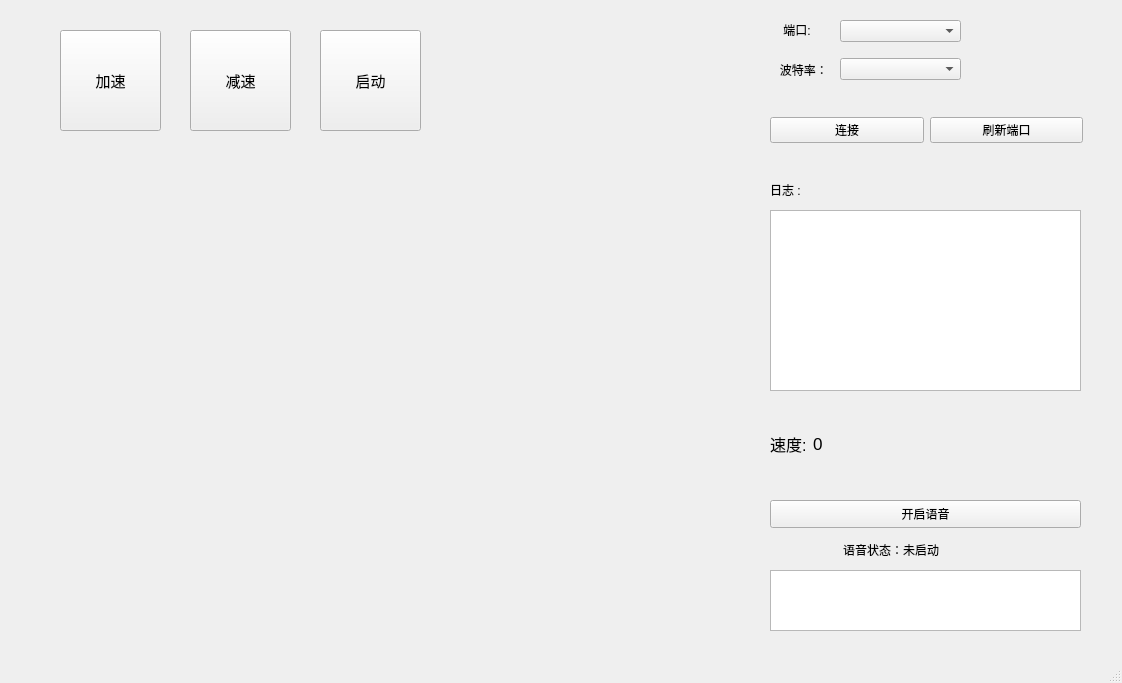
The window that mawinHcom/src/mainwindow.ui (awwa-y/Voicejoystick) describes before a commit, drawn with Qt 5.
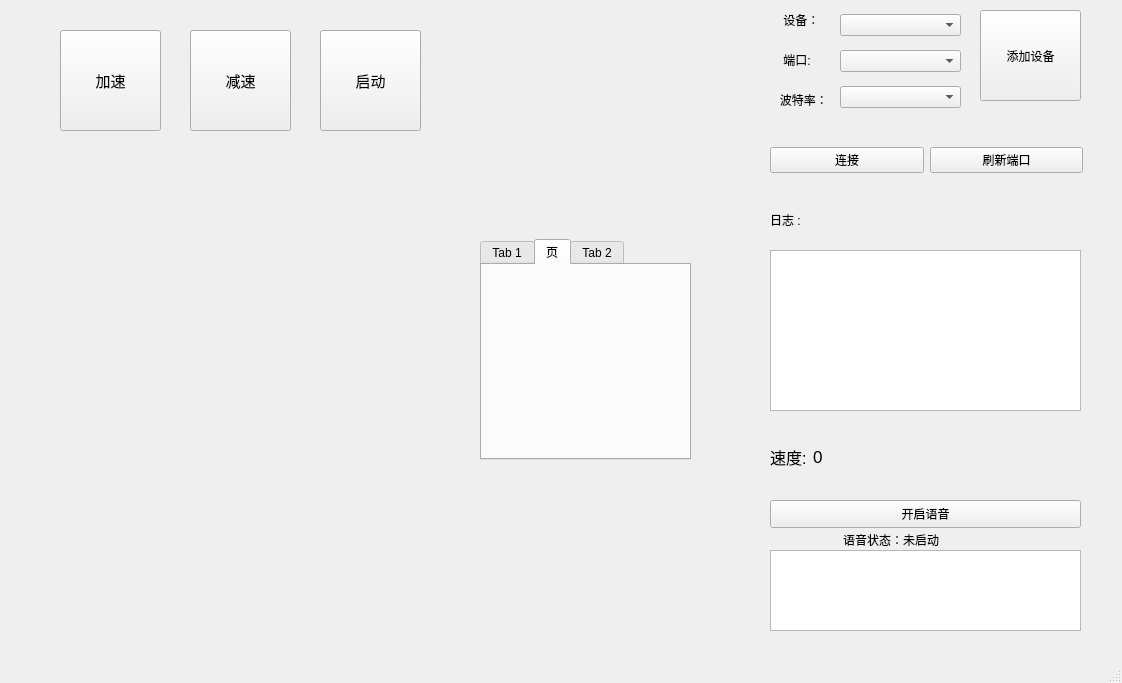
The same window after the commit. Custom widgets are drawn as their Qt base class.

Commit message: 完善设备添加等函数逻辑

Patch:
```diff
--- a/mawinHcom/src/mainwindow.ui
+++ b/mawinHcom/src/mainwindow.ui
@@ -18,7 +18,7 @@
     <property name="geometry">
      <rect>
       <x>770</x>
-      <y>100</y>
+      <y>130</y>
       <width>313</width>
       <height>61</height>
      </rect>
@@ -44,12 +44,15 @@
     <property name="geometry">
      <rect>
       <x>840</x>
-      <y>10</y>
+      <y>6</y>
       <width>121</width>
-      <height>80</height>
+      <height>111</height>
      </rect>
     </property>
     <layout class="QVBoxLayout" name="verticalLayout">
+     <item>
+      <widget class="QComboBox" name="devicecombox"/>
+     </item>
      <item>
       <widget class="QComboBox" name="comCombox"/>
      </item>
@@ -62,7 +65,7 @@
     <property name="geometry">
      <rect>
       <x>770</x>
-      <y>20</y>
+      <y>50</y>
       <width>69</width>
       <height>19</height>
      </rect>
@@ -75,7 +78,7 @@
     <property name="geometry">
      <rect>
       <x>770</x>
-      <y>60</y>
+      <y>90</y>
       <width>69</width>
       <height>19</height>
      </rect>
@@ -88,9 +91,9 @@
     <property name="geometry">
      <rect>
       <x>770</x>
-      <y>210</y>
+      <y>250</y>
       <width>311</width>
-      <height>181</height>
+      <height>161</height>
      </rect>
     </property>
    </widget>
@@ -98,7 +101,7 @@
     <property name="geometry">
      <rect>
       <x>770</x>
-      <y>180</y>
+      <y>210</y>
       <width>69</width>
       <height>19</height>
      </rect>
@@ -164,7 +167,7 @@
    <widget class="JoystickManager" name="widget" native="true">
     <property name="geometry">
      <rect>
-      <x>60</x>
+      <x>70</x>
       <y>230</y>
       <width>331</width>
       <height>331</height>
@@ -175,9 +178,9 @@
     <property name="geometry">
      <rect>
       <x>770</x>
-      <y>400</y>
+      <y>426</y>
       <width>191</width>
-      <height>87</height>
+      <height>61</height>
      </rect>
     </property>
     <layout class="QHBoxLayout" name="horizontalLayout_2">
@@ -249,7 +252,7 @@
     <property name="geometry">
      <rect>
       <x>770</x>
-      <y>540</y>
+      <y>530</y>
       <width>311</width>
       <height>19</height>
      </rect>
@@ -262,15 +265,69 @@
     <property name="geometry">
      <rect>
       <x>770</x>
-      <y>570</y>
+      <y>550</y>
       <width>311</width>
-      <height>61</height>
+      <height>81</height>
      </rect>
     </property>
     <property name="readOnly">
      <bool>true</bool>
     </property>
    </widget>
+   <widget class="QPushButton" name="adddevice">
+    <property name="geometry">
+     <rect>
+      <x>980</x>
+      <y>10</y>
+      <width>101</width>
+      <height>91</height>
+     </rect>
+    </property>
+    <property name="text">
+     <string>添加设备</string>
+    </property>
+   </widget>
+   <widget class="QLabel" name="label">
+    <property name="geometry">
+     <rect>
+      <x>770</x>
+      <y>10</y>
+      <width>69</width>
+      <height>19</height>
+     </rect>
+    </property>
+    <property name="text">
+     <string>    设备：</string>
+    </property>
+   </widget>
+   <widget class="QTabWidget" name="tabWidget">
+    <property name="geometry">
+     <rect>
+      <x>480</x>
+      <y>239</y>
+      <width>211</width>
+      <height>221</height>
+     </rect>
+    </property>
+    <property name="currentIndex">
+     <number>1</number>
+    </property>
+    <widget class="QWidget" name="motorControlWidget">
+     <attribute name="title">
+      <string>Tab 1</string>
+     </attribute>
+    </widget>
+    <widget class="QWidget" name="sensorControlWidget">
+     <attribute name="title">
+      <string>页</string>
+     </attribute>
+    </widget>
+    <widget class="QWidget" name="servoControlWidget">
+     <attribute name="title">
+      <string>Tab 2</string>
+     </attribute>
+    </widget>
+   </widget>
   </widget>
   <widget class="QMenuBar" name="menubar">
    <property name="geometry">
```
The commit also changes 7 other files.
